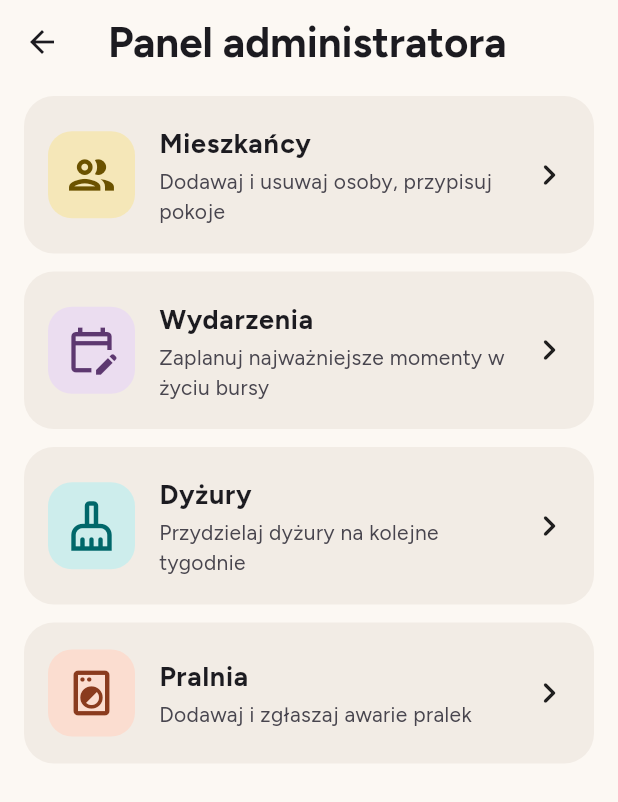
After one commit to Mikosztyla/SystemyMobilne, a Flutter app: the AdminScreen screen opened directly, on a phone screen of 412 x 824 dp. The commit adds this screen. Shown: the top 802 px of the screen. Run offline on Flutter 3.47's test engine with Material 3 defaults, Android fonts, the phone set to English and light mode, and no system bars; our stand-ins replace cloud_firestore, firebase_auth, firebase_core, flutter_local_notifications, google_fonts, material_ui and 1 more; missing offline and left inert: mobile_scanner; accounts and stored records are empty.

Commit message:
[Admin] Add admin panel with navigation cards

```diff
--- /dev/null
+++ b/lib/screens/admin_panel/admin_nav_card.dart
@@ -0,0 +1,75 @@
+import 'package:material_ui/material_ui.dart';
+
+class AdminNavCard extends StatelessWidget {
+  final IconData icon;
+  final String title;
+  final String subtitle;
+  final VoidCallback action;
+  final Color backgroundColor;
+  final Color iconColor;
+
+  const AdminNavCard({
+    super.key,
+    required this.icon,
+    required this.title,
+    required this.subtitle,
+    required this.action,
+    required this.backgroundColor,
+    required this.iconColor,
+  });
+
+  @override
+  Widget build(BuildContext context) {
+    final colorScheme = Theme.of(context).colorScheme;
+    final textTheme = Theme.of(context).textTheme;
+
+    return Material(
+      color: colorScheme.surfaceContainer,
+      borderRadius: BorderRadius.circular(20),
+      clipBehavior: Clip.antiAlias,
+      child: InkWell(
+        onTap: action,
+        child: Padding(
+          padding: const EdgeInsets.symmetric(horizontal: 16, vertical: 18),
+          child: Row(
+            children: [
+              Container(
+                width: 58,
+                height: 58,
+                decoration: BoxDecoration(
+                  color: backgroundColor,
+                  borderRadius: BorderRadius.circular(16),
+                ),
+                child: Icon(icon, size: 36, color: iconColor),
+              ),
+              SizedBox(width: 16),
+              Expanded(
+                child: Column(
+                  crossAxisAlignment: CrossAxisAlignment.start,
+                  children: [
+                    Text(
+                      title,
+                      style: textTheme.bodyLarge?.copyWith(
+                        fontWeight: FontWeight.w700,
+                        color: colorScheme.onSurface,
+                        fontSize: 18,
+                      ),
+                    ),
+                    SizedBox(height: 2),
+                    Text(
+                      subtitle,
+                      style: textTheme.bodyMedium?.copyWith(
+                        color: colorScheme.onSurfaceVariant,
+                      ),
+                    ),
+                  ],
+                ),
+              ),
+              Icon(Icons.chevron_right_rounded, size: 28),
+            ],
+          ),
+        ),
+      ),
+    );
+  }
+}
--- /dev/null
+++ b/lib/screens/admin_panel/admin_screen.dart
@@ -0,0 +1,66 @@
+import 'package:bursa_app/screens/admin_panel/admin_nav_card.dart';
+import 'package:bursa_app/screens/admin_panel/duties/admin_duties_screen.dart';
+import 'package:bursa_app/screens/admin_panel/events/admin_events_screen.dart';
+import 'package:bursa_app/screens/admin_panel/laundry/admin_laundry_screen.dart';
+import 'package:bursa_app/screens/admin_panel/residents/admin_residents_screen.dart';
+import 'package:material_ui/material_ui.dart';
+
+import '../../theme/admin_colors.dart';
+
+class AdminScreen extends StatelessWidget {
+
+  const AdminScreen({super.key});
+
+  @override
+  Widget build(BuildContext context) {
+    final adminColors = Theme.of(context).extension<AdminColors>()!;
+
+    return Scaffold(
+      appBar: AppBar(title: const Text("Panel administratora")),
+      body: ListView(
+        padding: EdgeInsets.fromLTRB(16, 8, 16, 32),
+        children: [
+          AdminNavCard(
+            icon: Icons.group_outlined,
+            title: "Mieszkańcy",
+            subtitle: "Dodawaj i usuwaj osoby, przypisuj pokoje",
+            action: () => _pushNewScreen(context, const AdminResidentsScreen()),
+            backgroundColor: adminColors.residents.background,
+            iconColor: adminColors.residents.foreground,
+          ),
+          SizedBox(height: 12),
+          AdminNavCard(
+            icon: Icons.edit_calendar_outlined,
+            title: "Wydarzenia",
+            subtitle: "Zaplanuj najważniejsze momenty w życiu bursy",
+            action: () => _pushNewScreen(context, const AdminEventsScreen()),
+            backgroundColor: adminColors.events.background,
+            iconColor: adminColors.events.foreground,
+          ),
+          SizedBox(height: 12),
+          AdminNavCard(
+            icon: Icons.cleaning_services_outlined,
+            title: "Dyżury",
+            subtitle: "Przydzielaj dyżury na kolejne tygodnie",
+            action: () => _pushNewScreen(context, const AdminDutiesScreen()),
+            backgroundColor: adminColors.duties.background,
+            iconColor: adminColors.duties.foreground,
+          ),
+          SizedBox(height: 12),
+          AdminNavCard(
+            icon: Icons.local_laundry_service_outlined,
+            title: "Pralnia",
+            subtitle: "Dodawaj i zgłaszaj awarie pralek",
+            action: () => _pushNewScreen(context, const AdminLaundryScreen()),
+            backgroundColor: adminColors.laundry.background,
+            iconColor: adminColors.laundry.foreground,
+          ),
+        ],
+      ),
+    );
+  }
+
+  void _pushNewScreen(BuildContext context, Widget screen) {
+    Navigator.push(context, MaterialPageRoute(builder: (_) => screen));
+  }
+}
--- a/lib/screens/events/event_details/event_details.dart
+++ b/lib/screens/events/event_details/event_details.dart
@@ -17,7 +17,7 @@ class EventDetails extends StatelessWidget {
     final colorScheme = Theme.of(context).colorScheme;
     final textTheme = Theme.of(context).textTheme;
     final eventColors = Theme.of(context)
-        .extension<CategoryColors>()!
+        .extension<EventColors>()!
         .forType(event.type);
 
     final dateString =
--- /dev/null
+++ b/lib/theme/admin_colors.dart
@@ -0,0 +1,50 @@
+import 'package:material_ui/material_ui.dart';
+
+import 'color_pair.dart';
+
+class AdminColors extends ThemeExtension<AdminColors> {
+  final ColorPair residents;
+  final ColorPair events;
+  final ColorPair duties;
+  final ColorPair laundry;
+
+  const AdminColors({
+    required this.residents,
+    required this.events,
+    required this.duties,
+    required this.laundry,
+  });
+
+  static const light = AdminColors(
+    residents: ColorPair(background: Color(0xFFF5E7B8), foreground: Color(0xFF6B5200)),
+    events: ColorPair(background: Color(0xFFEBDDF0), foreground: Color(0xFF5D3870)),
+    duties: ColorPair(background: Color(0xFFCDEDEC), foreground: Color(0xFF00676A)),
+    laundry: ColorPair(background: Color(0xFFFBDDD0), foreground: Color(0xFF8A3B1E)),
+  );
+
+  @override
+  AdminColors copyWith({
+    ColorPair? residents,
+    ColorPair? events,
+    ColorPair? duties,
+    ColorPair? laundry,
+  }) {
+    return AdminColors(
+      residents: residents ?? this.residents,
+      events: events ?? this.events,
+      duties: duties ?? this.duties,
+      laundry: laundry ?? this.laundry,
+    );
+  }
+
+  @override
+  AdminColors lerp(AdminColors? other, double t) {
+    if (other is! AdminColors) return this;
+    return AdminColors(
+      residents: ColorPair.lerp(residents, other.residents, t),
+      events: ColorPair.lerp(events, other.events, t),
+      duties: ColorPair.lerp(duties, other.duties, t),
+      laundry: ColorPair.lerp(laundry, other.laundry, t),
+    );
+  }
+}
--- a/lib/theme/app_theme.dart
+++ b/lib/theme/app_theme.dart
@@ -1,3 +1,4 @@
+import 'package:bursa_app/theme/admin_colors.dart';
 import 'package:material_ui/material_ui.dart';
 import 'package:google_fonts/google_fonts.dart';
 import 'package:bursa_app/theme/status_colors.dart';
@@ -43,7 +44,7 @@ class AppTheme {
 
     return base.copyWith(
       textTheme: textTheme,
-      extensions: const [CategoryColors.light, StatusColors.light],
+      extensions: const [EventColors.light, StatusColors.light, AdminColors.light],
       appBarTheme: AppBarTheme(
         titleTextStyle: textTheme.headlineMedium?.copyWith(
           fontSize: 28,
--- /dev/null
+++ b/lib/theme/color_pair.dart
@@ -0,0 +1,15 @@
+import 'package:material_ui/material_ui.dart';
+
+class ColorPair {
+  final Color background;
+  final Color foreground;
+
+  const ColorPair({required this.background, required this.foreground});
+
+  static ColorPair lerp(ColorPair a, ColorPair b, double t) {
+    return ColorPair(
+      background: Color.lerp(a.background, b.background, t)!,
+      foreground: Color.lerp(a.foreground, b.foreground, t)!,
+    );
+  }
+}
--- a/lib/theme/event_colors.dart
+++ b/lib/theme/event_colors.dart
@@ -1,41 +1,31 @@
 import 'package:material_ui/material_ui.dart';
 import 'package:bursa_app/models/event.dart';
 
-class EventColors {
-  final Color background;
-  final Color foreground;
+import 'color_pair.dart';
 
-  const EventColors({required this.background, required this.foreground});
 
-  static EventColors lerp(EventColors a, EventColors b, double t) {
-    return EventColors(
-      background: Color.lerp(a.background, b.background, t)!,
-      foreground: Color.lerp(a.foreground, b.foreground, t)!,
-    );
-  }
-}
 
-class CategoryColors extends ThemeExtension<CategoryColors> {
-  final EventColors meeting;
-  final EventColors religious;
-  final EventColors payment;
-  final EventColors other;
+class EventColors extends ThemeExtension<EventColors> {
+  final ColorPair meeting;
+  final ColorPair religious;
+  final ColorPair payment;
+  final ColorPair other;
 
-  const CategoryColors({
+  const EventColors({
     required this.meeting,
     required this.religious,
     required this.payment,
     required this.other,
   });
 
-  static const light = CategoryColors(
-    meeting: EventColors(background: Color(0xFFDFE3FA), foreground: Color(0xFF3B4F9E)),
-    religious: EventColors(background: Color(0xFFF6E6C6), foreground: Color(0xFF7A5300)),
-    payment: EventColors(background: Color(0xFFD9ECD3), foreground: Color(0xFF2F6427)),
-    other: EventColors(background: Color(0xFFF6DDE7), foreground: Color(0xFF8E3A5E)),
+  static const light = EventColors(
+    meeting: ColorPair(background: Color(0xFFDFE3FA), foreground: Color(0xFF3B4F9E)),
+    religious: ColorPair(background: Color(0xFFF6E6C6), foreground: Color(0xFF7A5300)),
+    payment: ColorPair(background: Color(0xFFD9ECD3), foreground: Color(0xFF2F6427)),
+    other: ColorPair(background: Color(0xFFF6DDE7), foreground: Color(0xFF8E3A5E)),
   );
 
-  EventColors forType(EventType type) => switch (type) {
+  ColorPair forType(EventType type) => switch (type) {
     EventType.meeting => meeting,
     EventType.religious => religious,
     EventType.payment => payment,
@@ -43,13 +33,13 @@ class CategoryColors extends ThemeExtension<CategoryColors> {
   };
 
   @override
-  CategoryColors copyWith({
-    EventColors? meeting,
-    EventColors? religious,
-    EventColors? payment,
-    EventColors? other,
+  EventColors copyWith({
+    ColorPair? meeting,
+    ColorPair? religious,
+    ColorPair? payment,
+    ColorPair? other,
   }) {
-    return CategoryColors(
+    return EventColors(
       meeting: meeting ?? this.meeting,
       religious: religious ?? this.religious,
       payment: payment ?? this.payment,
@@ -58,13 +48,13 @@ class CategoryColors extends ThemeExtension<CategoryColors> {
   }
 
   @override
-  CategoryColors lerp(CategoryColors? other, double t) {
-    if (other is! CategoryColors) return this;
-    return CategoryColors(
-      meeting: EventColors.lerp(meeting, other.meeting, t),
-      religious: EventColors.lerp(religious, other.religious, t),
-      payment: EventColors.lerp(payment, other.payment, t),
-      other: EventColors.lerp(this.other, other.other, t),
+  EventColors lerp(EventColors? other, double t) {
+    if (other is! EventColors) return this;
+    return EventColors(
+      meeting: ColorPair.lerp(meeting, other.meeting, t),
+      religious: ColorPair.lerp(religious, other.religious, t),
+      payment: ColorPair.lerp(payment, other.payment, t),
+      other: ColorPair.lerp(this.other, other.other, t),
     );
   }
 }
```
Also changed, not shown: lib/screens/admin_panel/duties/admin_duties_screen.dart (added, +13 -0 lines), lib/screens/admin_panel/events/admin_events_screen.dart (added, +13 -0 lines), lib/screens/admin_panel/laundry/admin_laundry_screen.dart (added, +13 -0 lines), lib/screens/admin_panel/residents/admin_residents_screen.dart (added, +13 -0 lines), lib/screens/events/event_tile.dart (+7 -4 lines), lib/screens/profile/admin_panel_button.dart (+6 -2 lines).
